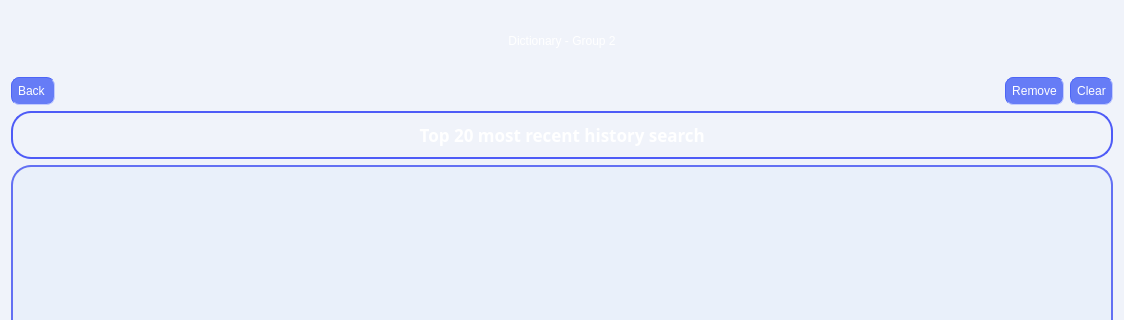
OHonSam/CS163_Group2_Dictionary, file historyscreen.ui: the form before one commit; both pictures show x 0 to 1124 and y 0 to 320 of the 1124 by 711 pixel window.
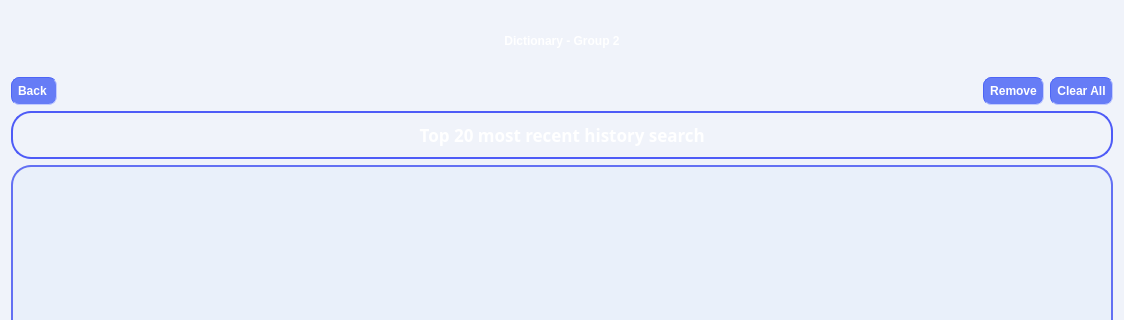
The form after the commit. Icons and pictures are not drawn.

Commit message: add font: bold; into each box

```diff
--- a/historyscreen.ui
+++ b/historyscreen.ui
@@ -36,11 +36,16 @@
   min-width: 1px;
 background-color: rgb(102, 124, 246);
 font: 11pt &quot;Comfortaa&quot;;
+font: bold;
 color: white;</string>
          </property>
          <property name="text">
           <string>Back </string>
          </property>
+         <property name="icon">
+          <iconset resource="resources.qrc">
+           <normaloff>:/img/images/back.svg</normaloff>:/img/images/back.svg</iconset>
+         </property>
         </widget>
        </item>
        <item>
@@ -58,6 +63,9 @@
        </item>
        <item>
         <widget class="QPushButton" name="pushButton_remove">
+         <property name="layoutDirection">
+          <enum>Qt::RightToLeft</enum>
+         </property>
          <property name="styleSheet">
           <string notr="true">padding: 6px;
 border-color: rgb(77, 101, 246);
@@ -68,11 +76,16 @@
   min-width: 1px;
 background-color: rgb(102, 124, 246);
 font: 11pt &quot;Comfortaa&quot;;
+font:bold;
 color: white;</string>
          </property>
          <property name="text">
           <string>Remove</string>
          </property>
+         <property name="icon">
+          <iconset resource="resources.qrc">
+           <normaloff>:/img/images/eraser.svg</normaloff>:/img/images/eraser.svg</iconset>
+         </property>
         </widget>
        </item>
        <item>
@@ -83,6 +96,9 @@
            <height>16777215</height>
           </size>
          </property>
+         <property name="layoutDirection">
+          <enum>Qt::RightToLeft</enum>
+         </property>
          <property name="styleSheet">
           <string notr="true">padding: 6px;
 border-color: rgb(77, 101, 246);
@@ -93,10 +109,15 @@
   min-width: 1px;
 background-color: rgb(102, 124, 246);
 font: 11pt &quot;Comfortaa&quot;;
+font: bold;
 color: white;</string>
          </property>
          <property name="text">
-          <string>Clear</string>
+          <string>Clear All</string>
+         </property>
+         <property name="icon">
+          <iconset resource="resources.qrc">
+           <normaloff>:/img/images/trash-bin.svg</normaloff>:/img/images/trash-bin.svg</iconset>
          </property>
         </widget>
        </item>
@@ -168,6 +189,7 @@
   min-width: 20px;
 background-image: url(:/background/images/bg/intro bg.png);
 font: 24pt &quot;Audiowide&quot;;
+font: bold;
 color:white;</string>
        </property>
        <property name="text">
```
Left out of the diff: 4 changed lines with no effect on the pictures. The commit also changes 5 other files.
